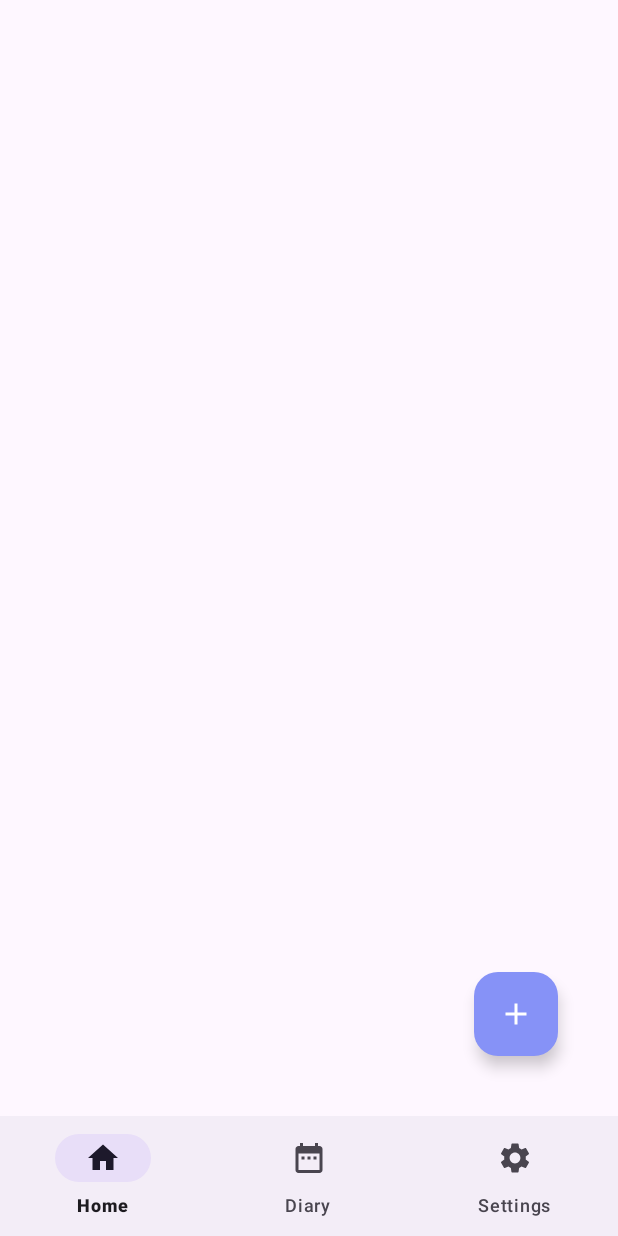
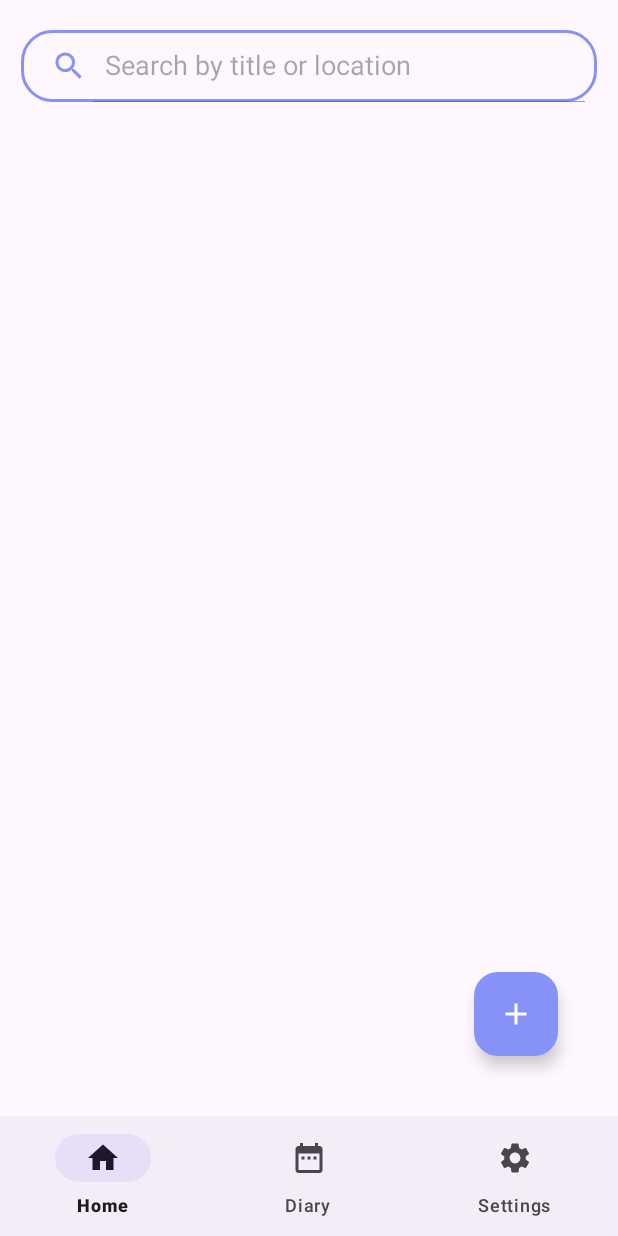
Before and after one commit to 5arBarisic/Moment_Map, an Android app: the screen it shows after launch once a user with an empty profile is signed in (MainActivity), on a phone screen of 412 x 824 dp. Run offline under Robolectric (Android 15) with nearby library versions, the phone set to English and light mode, and no system bars; our stand-ins replace Firebase (no records; nobody signed in at launch, a user with empty details on screens opened directly), navigation-ui.

Commit message:
added search for moments

```diff
--- a/app/src/main/java/com/example/momentmap/ui/moments/HomeFragment.kt
+++ b/app/src/main/java/com/example/momentmap/ui/moments/HomeFragment.kt
@@ -5,6 +5,7 @@ import android.os.Bundle
 import android.view.LayoutInflater
 import android.view.View
 import android.view.ViewGroup
+import androidx.appcompat.widget.SearchView.OnQueryTextListener
 import androidx.fragment.app.Fragment
 import androidx.navigation.NavController
 import androidx.navigation.fragment.NavHostFragment
@@ -18,6 +19,7 @@ import com.google.firebase.database.DatabaseError
 import com.google.firebase.database.DatabaseReference
 import com.google.firebase.database.FirebaseDatabase
 import com.google.firebase.database.ValueEventListener
+import java.util.Locale
 
 
 class HomeFragment : Fragment() {
@@ -67,6 +69,8 @@ class HomeFragment : Fragment() {
                         momentList.add(moment)
                     }
                 }
+                binding.search.setQuery("", false)
+                adapter.searchMomentList(momentList)
                 adapter.notifyDataSetChanged()
                 dialog.dismiss()
 
@@ -78,10 +82,34 @@ class HomeFragment : Fragment() {
 
         })
 
+        binding.search.setOnQueryTextListener(object :OnQueryTextListener{
+            override fun onQueryTextSubmit(query: String): Boolean {
+                return false
+            }
+            override fun onQueryTextChange(newText: String): Boolean {
+                searchList(newText)
+                return true
+            }
+
+        })
+
         binding.fab.setOnClickListener {
             navController.navigate(R.id.action_homeFragment_to_addMomentFragment)
         }
 
         return binding.root
     }
+    fun searchList(text: String) {
+        val searchList = java.util.ArrayList<Moment>()
+        for (moment in momentList) {
+            if (moment.title?.lowercase()
+                    ?.contains(text.lowercase(Locale.getDefault())) == true ||
+                moment.location?.lowercase()
+                    ?.startsWith(text.lowercase(Locale.getDefault())) == true
+            ) {
+                searchList.add(moment)
+            }
+        }
+        adapter.searchMomentList(searchList)
+    }
 }
--- a/app/src/main/java/com/example/momentmap/ui/moments/MyAdapter.kt
+++ b/app/src/main/java/com/example/momentmap/ui/moments/MyAdapter.kt
@@ -20,6 +20,7 @@ class MyAdapter(private val context: Context, private var momentList: List<Momen
     override fun onBindViewHolder(holder: MyViewHolder, position: Int) {
         holder.recTitle.text = momentList[position].title
         holder.recDate.text = momentList[position].date
+        holder.recLocation.text = momentList[position].location
 
         holder.recCard.setOnClickListener {
             val intent = Intent(context, MomentDetails::class.java)
@@ -35,13 +36,19 @@ class MyAdapter(private val context: Context, private var momentList: List<Momen
     override fun getItemCount(): Int {
         return momentList.size
     }
+    fun searchMomentList(searchList: List<Moment>) {
+        momentList = searchList
+        notifyDataSetChanged()
+    }
 }
 class MyViewHolder(itemView: View) : RecyclerView.ViewHolder(itemView) {
     var recTitle: TextView
     var recDate: TextView
+    var recLocation: TextView
     var recCard: CardView
     init {
         recTitle = itemView.findViewById(R.id.recTitle)
+        recLocation = itemView.findViewById(R.id.recLocation)
         recDate = itemView.findViewById(R.id.recDate)
         recCard = itemView.findViewById(R.id.recCard)
     }
--- /dev/null
+++ b/app/src/main/res/drawable/baseline_close_24.xml
@@ -0,0 +1,5 @@
+<vector android:autoMirrored="true" android:height="24dp"
+    android:tint="#8692F7" android:viewportHeight="24"
+    android:viewportWidth="24" android:width="24dp" xmlns:android="http://schemas.android.com/apk/res/android">
+    <path android:fillColor="@android:color/white" android:pathData="M19,6.41L17.59,5 12,10.59 6.41,5 5,6.41 10.59,12 5,17.59 6.41,19 12,13.41 17.59,19 19,17.59 13.41,12z"/>
+</vector>
--- /dev/null
+++ b/app/src/main/res/drawable/baseline_search_24.xml
@@ -0,0 +1,5 @@
+<vector android:autoMirrored="true" android:height="24dp"
+    android:tint="#8692F7" android:viewportHeight="24"
+    android:viewportWidth="24" android:width="24dp" xmlns:android="http://schemas.android.com/apk/res/android">
+    <path android:fillColor="@android:color/white" android:pathData="M15.5,14h-0.79l-0.28,-0.27C15.41,12.59 16,11.11 16,9.5 16,5.91 13.09,3 9.5,3S3,5.91 3,9.5 5.91,16 9.5,16c1.61,0 3.09,-0.59 4.23,-1.57l0.27,0.28v0.79l5,4.99L20.49,19l-4.99,-5zM9.5,14C7.01,14 5,11.99 5,9.5S7.01,5 9.5,5 14,7.01 14,9.5 11.99,14 9.5,14z"/>
+</vector>
--- a/app/src/main/res/layout/activity_moment_details.xml
+++ b/app/src/main/res/layout/activity_moment_details.xml
@@ -16,9 +16,12 @@
         <EditText
             android:id="@+id/detailTitle"
             android:layout_width="wrap_content"
+            android:minWidth="100dp"
             android:layout_height="wrap_content"
+            android:textAlignment="center"
             android:layout_gravity="center"
             android:layout_marginTop="14dp"
+            android:inputType="textCapSentences|textMultiLine"
             android:layout_marginBottom="12dp"
             android:background="@drawable/lavender_border"
             android:padding="10dp"
@@ -78,6 +81,7 @@
             android:background="@drawable/lavender_border"
             android:padding="20dp"
             android:text="Description"
+            android:inputType="textCapSentences|textMultiLine"
             android:textColor="@color/lavender"
             android:textSize="18sp" />
     <LinearLayout
--- a/app/src/main/res/layout/fragment_home.xml
+++ b/app/src/main/res/layout/fragment_home.xml
@@ -7,22 +7,41 @@
     android:layout_height="match_parent"
     tools:context=".ui.moments.HomeFragment">
 
+    <androidx.appcompat.widget.SearchView
+        android:layout_width="match_parent"
+        android:layout_height="wrap_content"
+        android:layout_marginTop="20dp"
+        android:layout_marginStart="14dp"
+        android:layout_marginEnd="14dp"
+        android:id="@+id/search"
+        app:iconifiedByDefault="false"
+        app:searchHintIcon="@null"
+        app:queryHint="Search by title or location"
+        android:focusable="false"
+        app:closeIcon="@drawable/baseline_close_24"
+        app:searchIcon="@drawable/baseline_search_24"
+        android:background="@drawable/lavender_border"/>
+
     <androidx.recyclerview.widget.RecyclerView
         android:layout_marginTop="10dp"
         android:id="@+id/recyclerView"
         android:layout_width="match_parent"
         android:layout_height="match_parent"
-        android:layout_above="@+id/fab"
+        android:layout_below="@id/search"
         android:scrollbars="vertical" />
 
     <com.google.android.material.floatingactionbutton.FloatingActionButton
         android:id="@+id/fab"
         android:layout_width="wrap_content"
         android:layout_height="wrap_content"
+        android:layout_alignParentEnd="true"
         android:layout_alignParentBottom="true"
-        android:layout_alignParentEnd="true"
-        android:layout_margin="40dp"
+        android:layout_marginStart="40dp"
+        android:layout_marginTop="40dp"
+        android:layout_marginEnd="40dp"
+        android:layout_marginBottom="40dp"
         android:backgroundTint="@color/lavender"
-        app:tint = "@color/white"
-        android:src="@drawable/baseline_add_24" />
+        android:src="@drawable/baseline_add_24"
+        app:tint="@color/white"
+        tools:ignore="SpeakableTextPresentCheck" />
 </RelativeLayout>
```
Also changed, not shown: app/src/main/java/com/example/momentmap/ui/moment_detail/MomentDetails.kt (+8 -2 lines), app/src/main/res/layout/fragment_add_moment.xml (+7 -7 lines), app/src/main/res/layout/moment_item.xml (+17 -1 lines).
